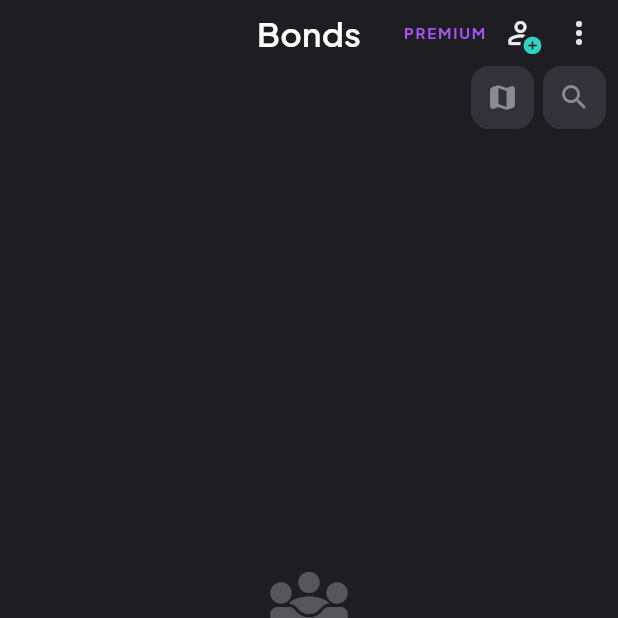
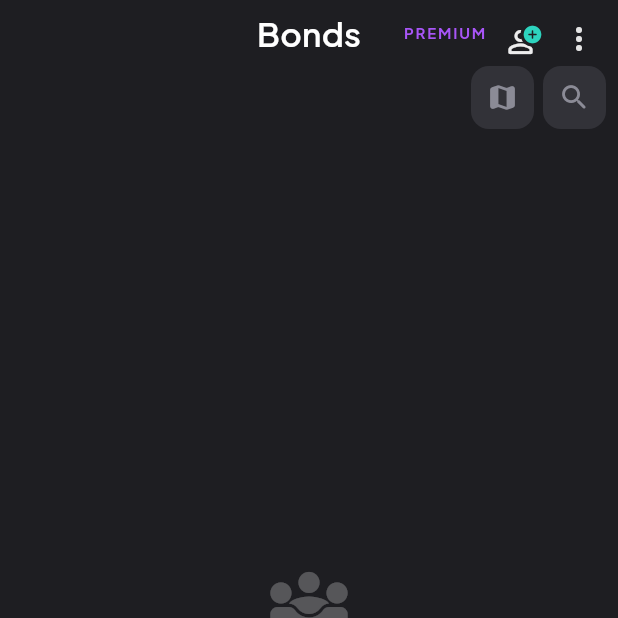
Before and after one commit to dogamustafaapp-arch/doga_mustafa_app_1, a Flutter app: the screen it shows after launch, on a phone screen of 412 x 824 dp, the top half of it. Run offline on Flutter 3.47's test engine with Material 3 defaults, Android fonts, the phone set to English and light mode, and no system bars; our stand-ins replace cloud_firestore, firebase_core, google_fonts, shared_preferences; accounts and stored records are empty.

Commit message:
fix: ana sayfa layout (üst bar genişliği, BondCard Row); test Firebase mock; main temizliği
Made-with: Cursor

```diff
--- a/lib/main.dart
+++ b/lib/main.dart
@@ -5,8 +5,6 @@ import 'package:flutter/material.dart';
 import 'app_theme.dart';
 import 'firebase_options.dart';
 import 'pages/main_shell.dart';
-
-//flutter run -d chrome
 
 void main() async {
   WidgetsFlutterBinding.ensureInitialized();
--- a/lib/pages/home_page.dart
+++ b/lib/pages/home_page.dart
@@ -192,8 +192,11 @@ class _HomePageState extends State<HomePage> {
             SliverToBoxAdapter(
               child: Padding(
                 padding: const EdgeInsets.fromLTRB(8, 8, 8, 8),
+                child: SizedBox(
+                  width: double.infinity,
                   child: Stack(
                     alignment: Alignment.center,
+                    clipBehavior: Clip.none,
                     children: [
                       Text(
                         'Bonds',
@@ -205,6 +208,8 @@ class _HomePageState extends State<HomePage> {
                       ),
                       Positioned(
                         right: 0,
+                        top: 0,
+                        bottom: 0,
                         child: Row(
                           mainAxisSize: MainAxisSize.min,
                           children: [
@@ -251,6 +256,7 @@ class _HomePageState extends State<HomePage> {
                         ),
                       ),
                     ],
+                  ),
                 ),
               ),
             ),
@@ -835,7 +841,7 @@ class _BondCard extends StatelessWidget {
       borderRadius: BorderRadius.circular(22),
       clipBehavior: Clip.antiAlias,
       child: Row(
-        crossAxisAlignment: CrossAxisAlignment.stretch,
+        crossAxisAlignment: CrossAxisAlignment.center,
         children: [
           Expanded(
             child: InkWell(
```
Also changed, not shown: 1 other file. Lines whose indentation alone changed are shown as unchanged.
